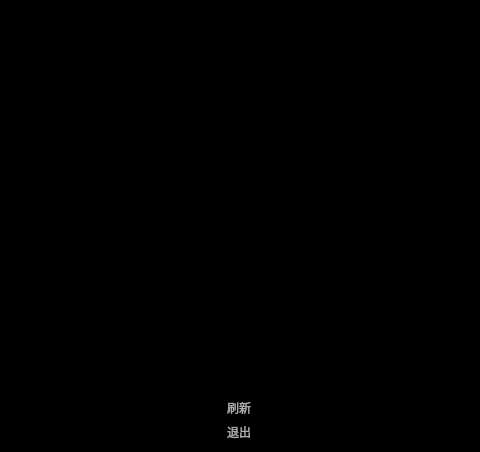
Qt form src/widget.ui (crisqyxw/relax-time) before a commit; both pictures show x 161 to 641 and y 148 to 600 of the 800 by 600 pixel window.
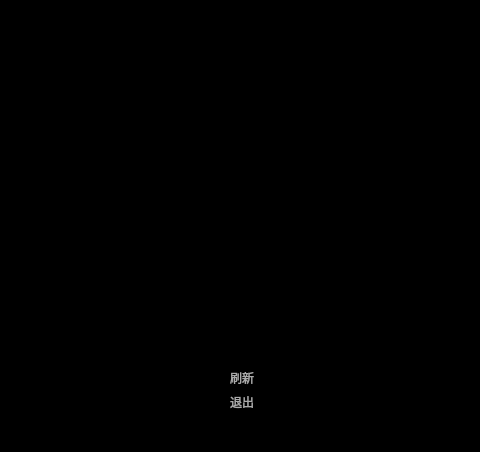
The same form after that commit.

What changed in the file:
```diff
--- a/src/widget.ui
+++ b/src/widget.ui
@@ -17,7 +17,46 @@
    <string notr="true">background-color: rgb(0, 0, 0);</string>
   </property>
   <layout class="QGridLayout" name="gridLayout">
-   <item row="3" column="1">
+   <item row="0" column="0" rowspan="6">
+    <spacer name="horizontalSpacer">
+     <property name="orientation">
+      <enum>Qt::Horizontal</enum>
+     </property>
+     <property name="sizeHint" stdset="0">
+      <size>
+       <width>40</width>
+       <height>20</height>
+      </size>
+     </property>
+    </spacer>
+   </item>
+   <item row="5" column="1">
+    <widget class="QPushButton" name="exitBtn">
+     <property name="styleSheet">
+      <string notr="true">QPushButton {
+background-color: rgba(255, 255, 255, 0);
+color: rgba(255, 255, 255, 170);
+border:none 
+}
+QPushButton:hover
+{
+background-color: rgba(255, 255, 255, 0);
+color: rgba(255, 255, 255, 190);
+border:none 
+}
+QPushButton:pressed
+{
+background-color: rgba(255, 255, 255, 0);
+color: rgba(255, 255, 255, 255);
+border:none 
+}</string>
+     </property>
+     <property name="text">
+      <string>退出</string>
+     </property>
+    </widget>
+   </item>
+   <item row="4" column="1">
     <widget class="QPushButton" name="refreshBtn">
      <property name="styleSheet">
       <string notr="true">QPushButton {
@@ -43,8 +82,8 @@
      </property>
     </widget>
    </item>
-   <item row="0" column="0" rowspan="5">
-    <spacer name="horizontalSpacer">
+   <item row="0" column="2" rowspan="6">
+    <spacer name="horizontalSpacer_2">
      <property name="orientation">
       <enum>Qt::Horizontal</enum>
      </property>
@@ -56,20 +95,33 @@
      </property>
     </spacer>
    </item>
-   <item row="2" column="1">
-    <spacer name="verticalSpacer">
+   <item row="6" column="2">
+    <spacer name="horizontalSpacer_4">
      <property name="orientation">
-      <enum>Qt::Vertical</enum>
+      <enum>Qt::Horizontal</enum>
      </property>
      <property name="sizeHint" stdset="0">
       <size>
-       <width>20</width>
-       <height>40</height>
+       <width>40</width>
+       <height>20</height>
       </size>
      </property>
     </spacer>
    </item>
    <item row="1" column="1">
+    <spacer name="verticalSpacer_2">
+     <property name="orientation">
+      <enum>Qt::Vertical</enum>
+     </property>
+     <property name="sizeHint" stdset="0">
+      <size>
+       <width>20</width>
+       <height>40</height>
+      </size>
+     </property>
+    </spacer>
+   </item>
+   <item row="2" column="1">
     <widget class="QLabel" name="YiYanText">
      <property name="styleSheet">
       <string notr="true">background-color: rgba(255, 255, 255, 0);
@@ -80,8 +132,8 @@
      </property>
     </widget>
    </item>
-   <item row="0" column="1">
-    <spacer name="verticalSpacer_2">
+   <item row="3" column="1">
+    <spacer name="verticalSpacer">
      <property name="orientation">
       <enum>Qt::Vertical</enum>
      </property>
@@ -93,45 +145,18 @@
      </property>
     </spacer>
    </item>
-   <item row="4" column="1">
-    <widget class="QPushButton" name="exitBtn">
+   <item row="6" column="0">
+    <widget class="QRadioButton" name="radioButton">
      <property name="styleSheet">
-      <string notr="true">QPushButton {
+      <string notr="true">QRadioButton {
 background-color: rgba(255, 255, 255, 0);
-color: rgba(255, 255, 255, 170);
-border:none 
-}
-QPushButton:hover
-{
-background-color: rgba(255, 255, 255, 0);
-color: rgba(255, 255, 255, 190);
-border:none 
-}
-QPushButton:pressed
-{
-background-color: rgba(255, 255, 255, 0);
-color: rgba(255, 255, 255, 255);
-border:none 
 }</string>
      </property>
      <property name="text">
-      <string>退出</string>
+      <string>只显示诗词</string>
      </property>
     </widget>
    </item>
-   <item row="0" column="2" rowspan="5">
-    <spacer name="horizontalSpacer_2">
-     <property name="orientation">
-      <enum>Qt::Horizontal</enum>
-     </property>
-     <property name="sizeHint" stdset="0">
-      <size>
-       <width>40</width>
-       <height>20</height>
-      </size>
-     </property>
-    </spacer>
-   </item>
   </layout>
  </widget>
  <resources/>
```
